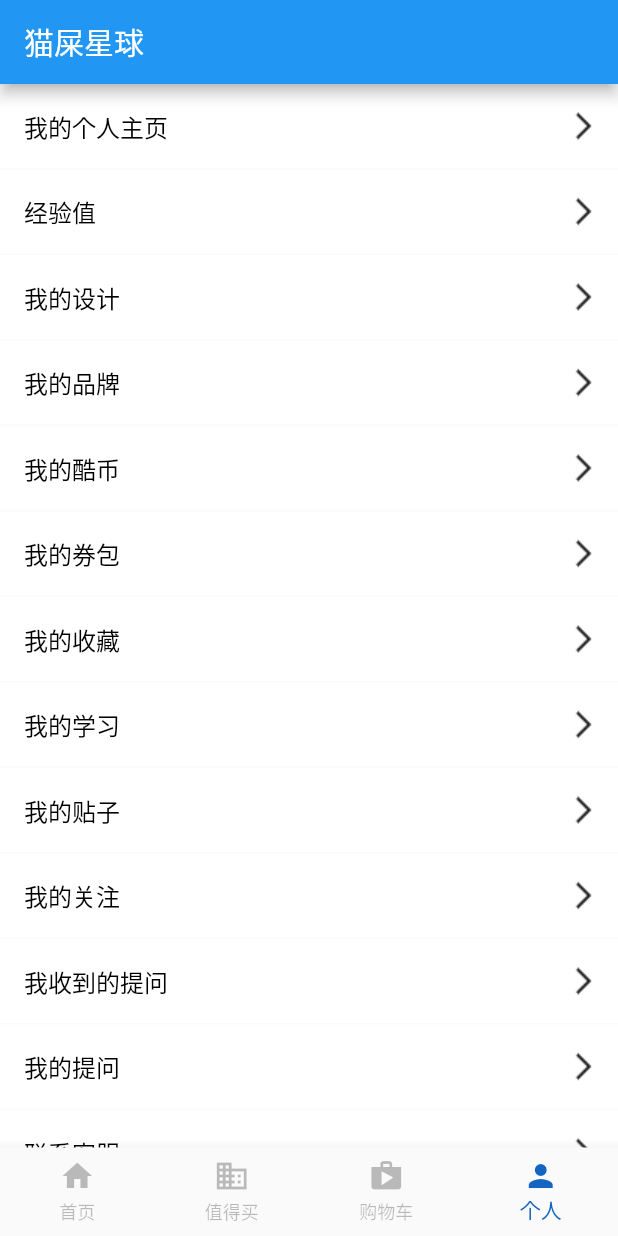
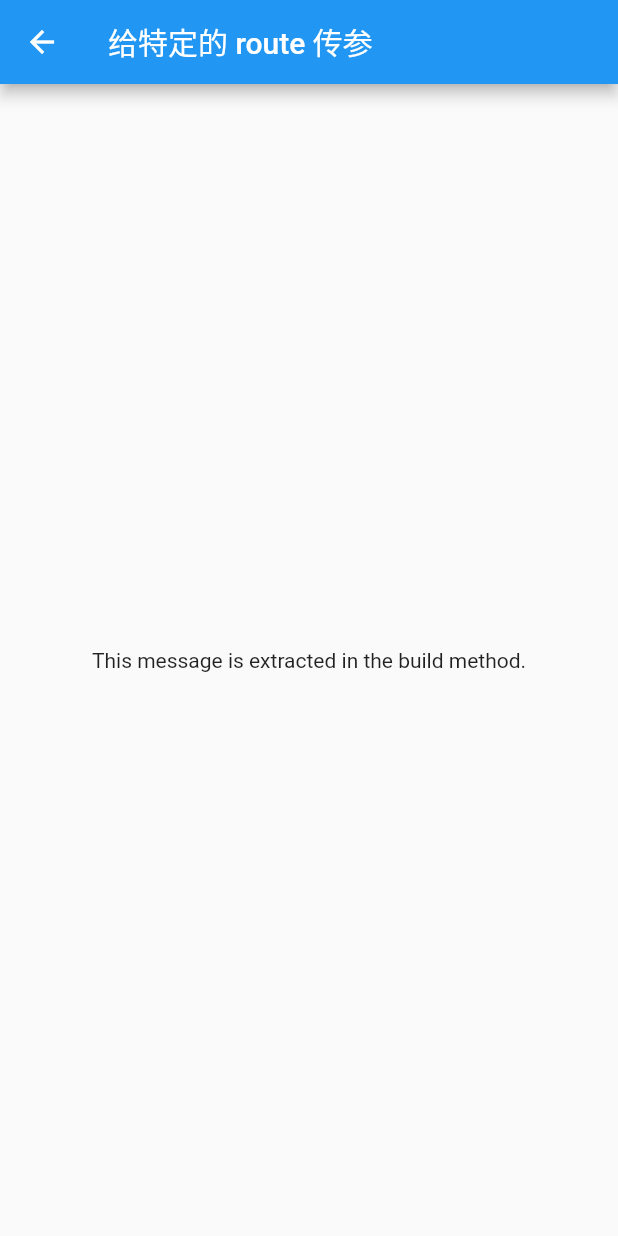
Before and after one commit to jieyu2333/flutter_saas, a Flutter app: the HomePage screen opened directly, item 4 of the bottom bar chosen, after a tap on "我的券包", on a phone screen of 412 x 824 dp. Run offline on Flutter 3.47's test engine with Material 2 defaults, Android fonts, the phone set to English and light mode, and no system bars; generated files the repository leaves out were written again.

Commit message:
使用教程---Navigation

```diff
--- a/lib/main.dart
+++ b/lib/main.dart
@@ -1,4 +1,5 @@
 import 'package:flutter/material.dart';
+import 'package:flutter_saas/view/mine/my_coupons_page.dart';
 import 'package:flutter_saas/view/splash_page.dart';
 
 import 'view/SecondScreen.dart';
@@ -19,7 +20,9 @@ class _MyAppState extends State<MyApp> {
       ),
       title: 'SaaS App',
       home:  SplashPage(),
-
+      routes: {
+        MyCouponsPage.routeName: (context) => MyCouponsPage(),
+      },
     );
   }
 }
--- /dev/null
+++ b/lib/model/ScreenArguments.dart
@@ -0,0 +1,6 @@
+class ScreenArguments {
+  final String title;
+  final String message;
+
+  ScreenArguments(this.title, this.message);
+}
--- a/lib/view/mine/mine_page.dart
+++ b/lib/view/mine/mine_page.dart
@@ -1,7 +1,9 @@
 import 'package:flutter/material.dart';
+import 'package:flutter_saas/model/ScreenArguments.dart';
 import 'package:flutter_saas/model/Todo.dart';
 import 'package:flutter_saas/view/FirstScreen.dart';
 import 'package:flutter_saas/view/mine/my_cool_coin_page.dart';
+import 'package:flutter_saas/view/mine/my_coupons_page.dart';
 import 'package:flutter_saas/view/mine/my_profile_page.dart';
 
 import 'experience_page.dart';
@@ -177,6 +179,12 @@ class _MinePageState extends State<MinePage> {
             ),
             onTap: () {
               print('按下');
+              Navigator.pushNamed(
+                context,
+                MyCouponsPage.routeName,
+                arguments: ScreenArguments('给特定的 route 传参',
+                    'This message is extracted in the build method.'),
+              );
             },
           ),
           Divider(
--- /dev/null
+++ b/lib/view/mine/my_coupons_page.dart
@@ -0,0 +1,24 @@
+import 'package:flutter/material.dart';
+import 'package:flutter_saas/model/ScreenArguments.dart';
+
+class MyCouponsPage extends StatefulWidget {
+  static const routeName = '/MyCouponsPage';
+
+  @override
+  _MyCouponsPageState createState() => _MyCouponsPageState();
+}
+
+class _MyCouponsPageState extends State<MyCouponsPage> {
+  @override
+  Widget build(BuildContext context) {
+    ScreenArguments arguments = ModalRoute.of(context).settings.arguments;
+    return Scaffold(
+      appBar: AppBar(
+        title: Text(arguments.title),
+      ),
+      body: Center(
+        child: Text(arguments.message),
+      ),
+    );
+  }
+}
```
Also changed, not shown: 1 other file.
